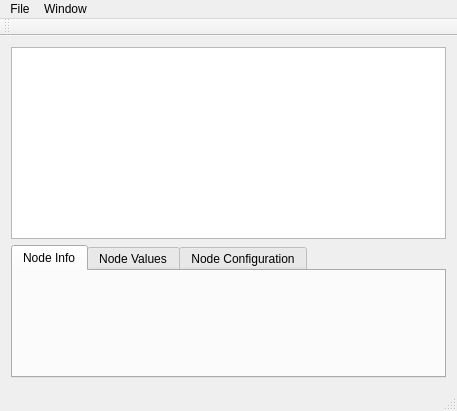
OpenZWave/ozw-admin, file mainwindow.ui: the form before one commit.
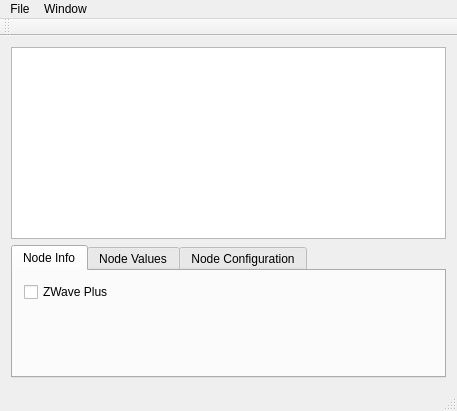
The form after the commit. The open tabs and pages were chosen to show the change.

Diff of the .ui file:
```diff
--- a/mainwindow.ui
+++ b/mainwindow.ui
@@ -33,6 +33,15 @@
        <attribute name="title">
         <string>Node Info</string>
        </attribute>
+       <layout class="QFormLayout" name="formLayout">
+        <item row="0" column="0">
+         <widget class="QCheckBox" name="ni_zwplus">
+          <property name="text">
+           <string>ZWave Plus</string>
+          </property>
+         </widget>
+        </item>
+       </layout>
       </widget>
       <widget class="QWidget" name="n_values">
        <attribute name="title">
```
Left out of the diff: 2 changed lines with no effect on the pictures.
